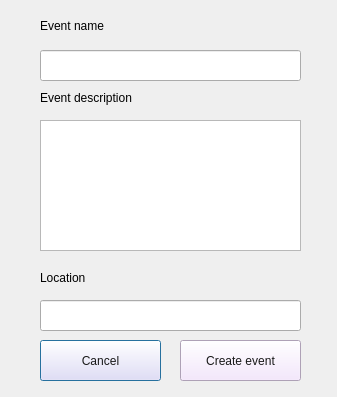
Old version of the form dialog_new_event.ui in the repository ANfoster2/RMNDR.
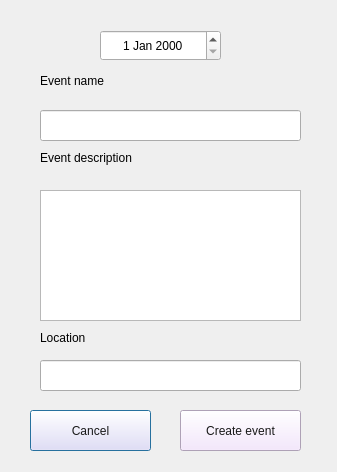
New version of the form.

Patch:
```diff
--- a/dialog_new_event.ui
+++ b/dialog_new_event.ui
@@ -7,7 +7,7 @@
     <x>0</x>
     <y>0</y>
     <width>337</width>
-    <height>397</height>
+    <height>472</height>
    </rect>
   </property>
   <property name="windowTitle">
@@ -17,7 +17,7 @@
    <property name="geometry">
     <rect>
      <x>40</x>
-     <y>15</y>
+     <y>70</y>
      <width>101</width>
      <height>21</height>
     </rect>
@@ -33,7 +33,7 @@
    <property name="geometry">
     <rect>
      <x>40</x>
-     <y>50</y>
+     <y>110</y>
      <width>261</width>
      <height>31</height>
     </rect>
@@ -46,7 +46,7 @@
    <property name="geometry">
     <rect>
      <x>40</x>
-     <y>90</y>
+     <y>150</y>
      <width>151</width>
      <height>16</height>
     </rect>
@@ -62,7 +62,7 @@
    <property name="geometry">
     <rect>
      <x>40</x>
-     <y>120</y>
+     <y>190</y>
      <width>261</width>
      <height>131</height>
     </rect>
@@ -79,7 +79,7 @@
    <property name="geometry">
     <rect>
      <x>40</x>
-     <y>300</y>
+     <y>360</y>
      <width>261</width>
      <height>31</height>
     </rect>
@@ -92,7 +92,7 @@
    <property name="geometry">
     <rect>
      <x>40</x>
-     <y>270</y>
+     <y>330</y>
      <width>91</width>
      <height>16</height>
     </rect>
@@ -107,8 +107,8 @@
   <widget class="QPushButton" name="btn_cancel">
    <property name="geometry">
     <rect>
-     <x>40</x>
-     <y>340</y>
+     <x>30</x>
+     <y>410</y>
      <width>121</width>
      <height>41</height>
     </rect>
@@ -133,7 +133,7 @@
    <property name="geometry">
     <rect>
      <x>180</x>
-     <y>340</y>
+     <y>410</y>
      <width>121</width>
      <height>41</height>
     </rect>
@@ -154,6 +154,22 @@
     <string>Create event</string>
    </property>
   </widget>
+  <widget class="QDateEdit" name="dateEdit_event">
+   <property name="geometry">
+    <rect>
+     <x>100</x>
+     <y>30</y>
+     <width>121</width>
+     <height>31</height>
+    </rect>
+   </property>
+   <property name="styleSheet">
+    <string notr="true">font: 10pt &quot;Microsoft YaHei UI&quot;;</string>
+   </property>
+   <property name="alignment">
+    <set>Qt::AlignCenter</set>
+   </property>
+  </widget>
  </widget>
  <resources/>
  <connections/>
```
